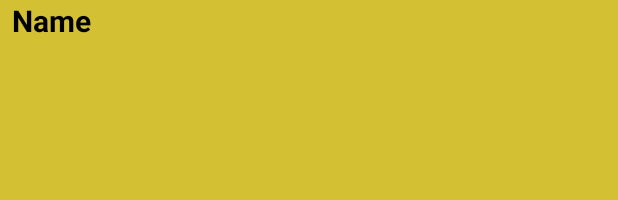
After one commit to Zhrack/TesiAndroid, an Android app: the layout list_item.xml on its own in the app's theme, with its tools: preview values and no code run, on a phone screen of 412 x 824 dp. The commit adds this screen. Shown: the top 200 px of the screen. Run offline under Robolectric (Android 15) with nearby library versions, the phone set to English and light mode, and no system bars; network calls fail.

Commit message:
Main app structure ready

```diff
--- a/app/build.gradle
+++ b/app/build.gradle
@@ -23,5 +23,6 @@ dependencies {
     compile fileTree(dir: 'libs', include: ['*.jar'])
     testCompile 'junit:junit:4.12'
     compile project(':volley')
+    compile 'com.google.code.gson:gson:2.2.4'
     compile 'com.android.support:appcompat-v7:23.1.1'
 }
--- a/app/src/main/res/layout/activity_list.xml
+++ b/app/src/main/res/layout/activity_list.xml
@@ -15,7 +15,7 @@
 
         <TextView
             android:layout_height="wrap_content"
-            android:text="@string/title_activity_home"
+            android:text="@string/app_name"
             android:gravity="center_vertical|center_horizontal"
             android:textSize="20dp"
             android:layout_width="wrap_content"
--- /dev/null
+++ b/app/src/main/res/layout/list_item.xml
@@ -0,0 +1,21 @@
+<?xml version="1.0" encoding="utf-8"?>
+<TableLayout xmlns:android="http://schemas.android.com/apk/res/android"
+    android:layout_width="match_parent"
+    android:layout_height="match_parent"
+    xmlns:tools="http://schemas.android.com/tools"
+    android:background="#d3c033">
+    <TableRow>
+
+        <TextView
+            android:id="@+id/name"
+            android:layout_width="wrap_content"
+            android:layout_height="50dp"
+            android:paddingLeft="8dp"
+            android:textSize="20sp"
+            android:textStyle="bold"
+            android:text="Name"
+            android:textColor="#000000"
+            android:layout_gravity="center" />
+
+    </TableRow>
+</TableLayout>
```
Also changed, not shown: app/src/main/java/com/university/tesiandroid/ListActivity.java (+15 -6 lines), app/src/main/java/com/university/tesiandroid/ListAdapter.java (+7 -7 lines), app/src/main/java/com/university/tesiandroid/PointInfo.java (added, +53 -0 lines).
